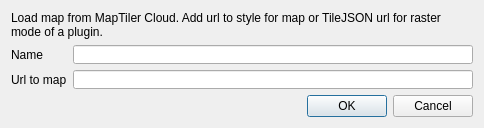
The window that new_connection_dialog_base.ui (maptiler/qgis-maptiler-plugin) describes before a commit, drawn with Qt 5.
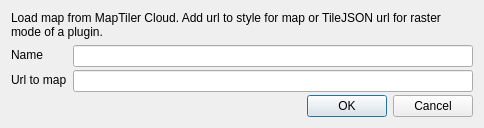
The same window after the commit.

```diff
--- a/new_connection_dialog_base.ui
+++ b/new_connection_dialog_base.ui
@@ -98,7 +98,7 @@
           <bool>true</bool>
          </property>
          <property name="sizePolicy">
-          <sizepolicy hsizetype="Expanding" vsizetype="Expanding">
+          <sizepolicy hsizetype="Expanding" vsizetype="Preferred">
            <horstretch>0</horstretch>
            <verstretch>0</verstretch>
           </sizepolicy>
@@ -106,7 +106,7 @@
          <property name="minimumSize">
           <size>
            <width>400</width>
-           <height>0</height>
+           <height>22</height>
           </size>
          </property>
          <property name="maxLength">
@@ -120,7 +120,7 @@
           <bool>true</bool>
          </property>
          <property name="sizePolicy">
-          <sizepolicy hsizetype="Expanding" vsizetype="Expanding">
+          <sizepolicy hsizetype="Expanding" vsizetype="Preferred">
            <horstretch>0</horstretch>
            <verstretch>0</verstretch>
           </sizepolicy>
@@ -128,7 +128,7 @@
          <property name="minimumSize">
           <size>
            <width>400</width>
-           <height>0</height>
+           <height>22</height>
           </size>
          </property>
          <property name="text">
```
Left out of the diff: 2 changed lines with no effect on the pictures.
